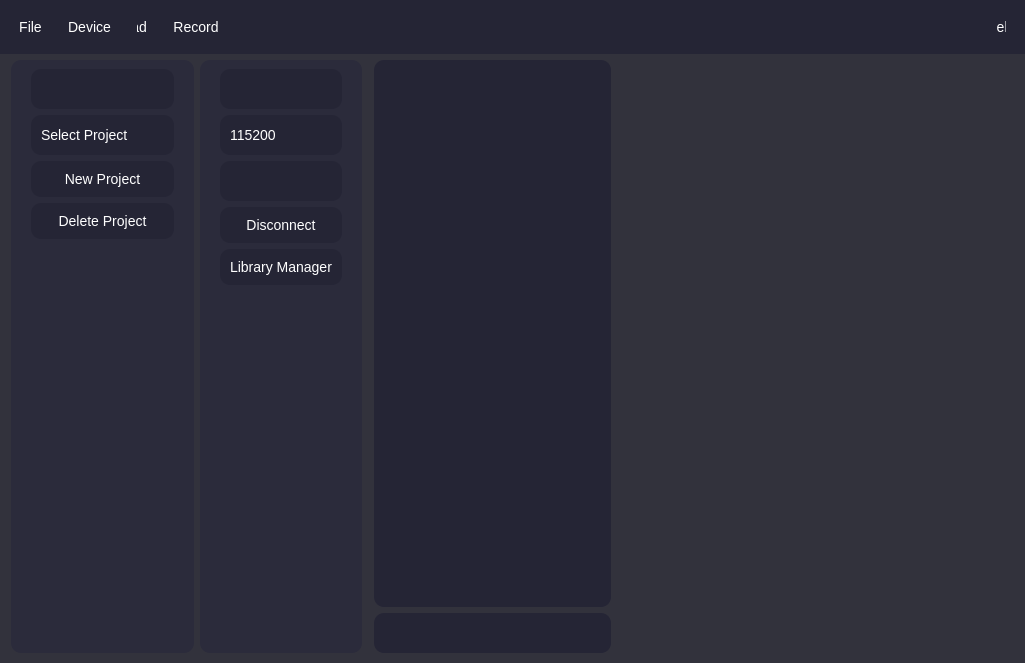
OrionAerospaceYT/SideKick, file Ui/GraphingUi.ui: the form before one commit.
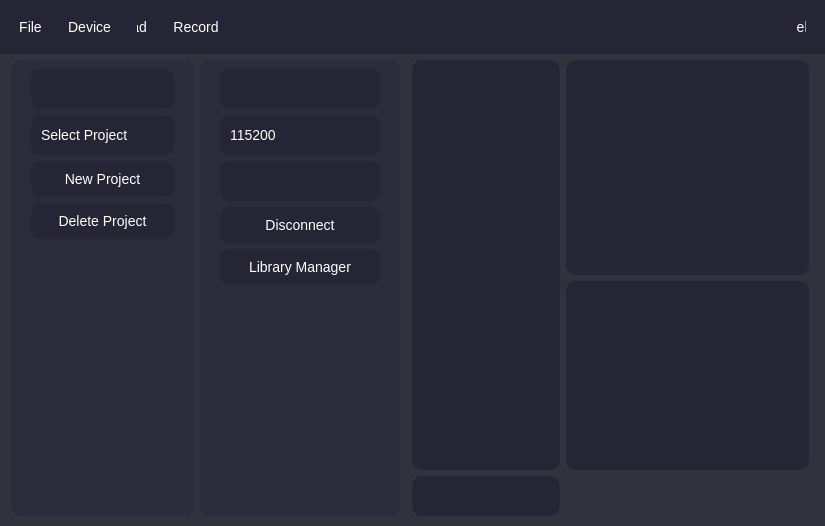
The form after the commit. Icons and pictures are not drawn.

Patch:
```diff
--- a/Ui/GraphingUi.ui
+++ b/Ui/GraphingUi.ui
@@ -6,8 +6,8 @@
    <rect>
     <x>0</x>
     <y>0</y>
-    <width>1025</width>
-    <height>663</height>
+    <width>825</width>
+    <height>526</height>
    </rect>
   </property>
   <property name="acceptDrops">
@@ -159,6 +159,18 @@
 /*Removes the border from the scroll area*/
 QScrollArea {
   border: none;
+}
+
+/*Changes the graphs colours*/
+QWidget #top_widget{
+  border: none;
+  border-radius: 10px;
+  background-color: #252535;
+}
+QWidget #bottom_widget{
+  border: none;
+  border-radius: 10px;
+  background-color: #252535;
 }</string>
   </property>
   <widget class="QWidget" name="centralwidget">
@@ -470,10 +482,16 @@
         </property>
         <property name="minimumSize">
          <size>
-          <width>0</width>
+          <width>200</width>
           <height>0</height>
          </size>
         </property>
+        <property name="maximumSize">
+         <size>
+          <width>200</width>
+          <height>16777215</height>
+         </size>
+        </property>
         <property name="styleSheet">
          <string notr="true">/*General Styling*/
 * {
@@ -673,6 +691,18 @@
       </item>
       <item row="1" column="2" rowspan="4">
        <widget class="QFrame" name="device_layout">
+        <property name="minimumSize">
+         <size>
+          <width>200</width>
+          <height>0</height>
+         </size>
+        </property>
+        <property name="maximumSize">
+         <size>
+          <width>200</width>
+          <height>16777215</height>
+         </size>
+        </property>
         <property name="styleSheet">
          <string notr="true">/*General Styling*/
 * {
```
